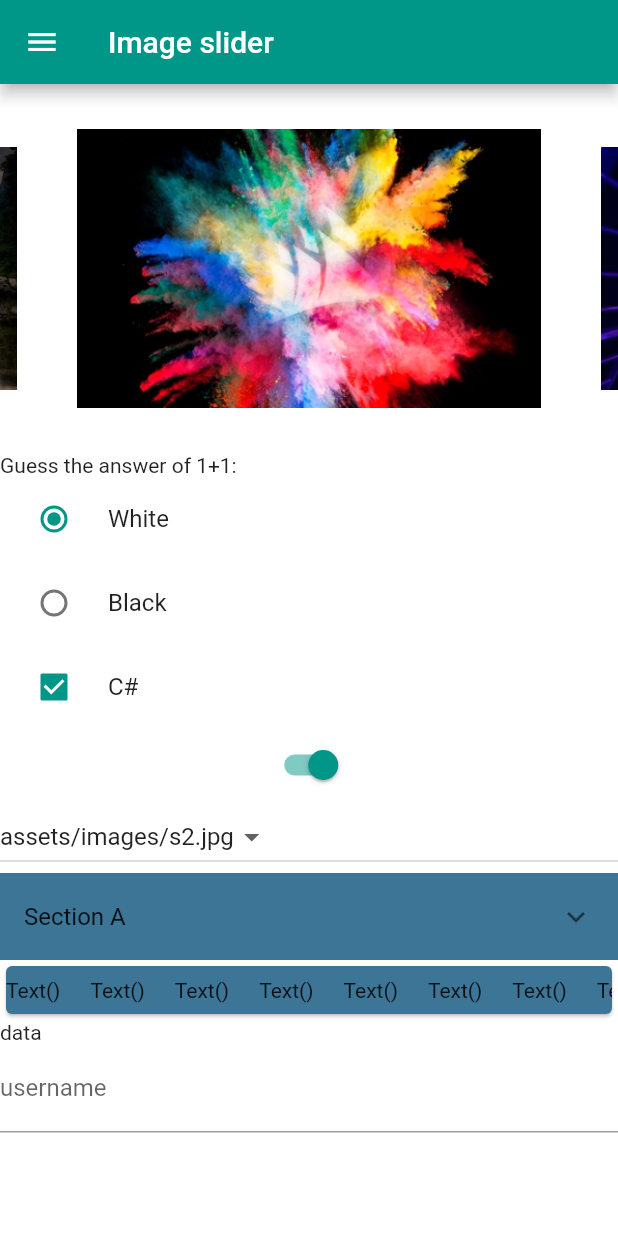
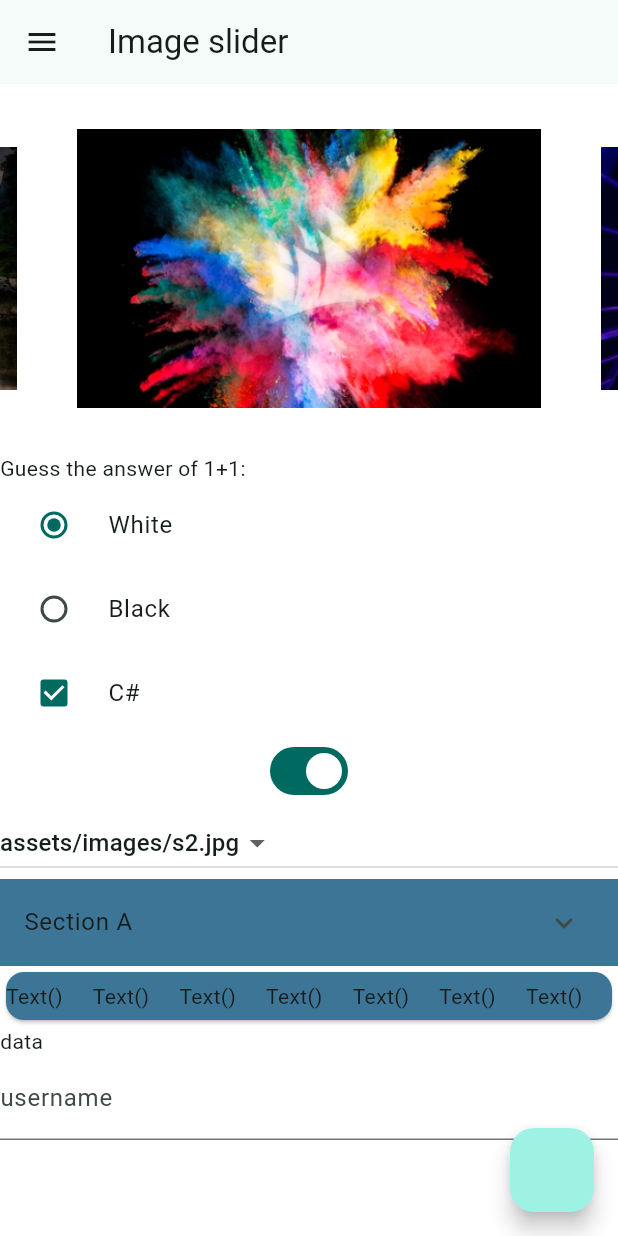
Before and after one commit to AyoubFrihaoui/BMI-DEMO-Flutter, a Flutter app: the screen it shows after launch, on a phone screen of 412 x 824 dp. Run offline on Flutter 3.47's test engine with Material 2 defaults, Android fonts, the phone set to English and light mode, and no system bars; drawn by our look-alikes of carousel_slider, marquee; our stand-ins replace flutter_styled_toast, image_picker; missing offline and left inert: flutter_flushbar.

Commit message:
Theme provider with material 3 demoed

```diff
--- a/bmi_demo/lib/imageSlider.dart
+++ b/bmi_demo/lib/imageSlider.dart
@@ -35,6 +35,7 @@ class _imageSliderState extends State<imageSlider> {
     }
 
     return Scaffold(
+      floatingActionButton: FloatingActionButton(onPressed: () {}),
       drawer: drawer(),
       appBar: AppBar(
         title: Text('Image slider'),
--- a/bmi_demo/lib/main.dart
+++ b/bmi_demo/lib/main.dart
@@ -32,9 +32,18 @@ class MyHomepage extends StatelessWidget {
         debugShowCheckedModeBanner: false,
         themeMode: Provider.of<ThemeProvider>(context).themeMode,
         darkTheme: ThemeData(
-          primarySwatch: Colors.grey,
+          colorScheme: ColorScheme.fromSeed(
+              seedColor: Colors.blueAccent,
+              background: Colors.black,
+              onBackground: Colors.black,
+              primaryContainer: Colors.black),
+          scaffoldBackgroundColor: Colors.black,
+          useMaterial3: true,
+          primaryColor: Colors.black,
         ),
         theme: ThemeData(
+          colorScheme: ColorScheme.fromSeed(seedColor: Colors.teal),
+          useMaterial3: true,
           // This is the theme of your application.
           //
           // Try running your application with "flutter run". You'll see the
```
